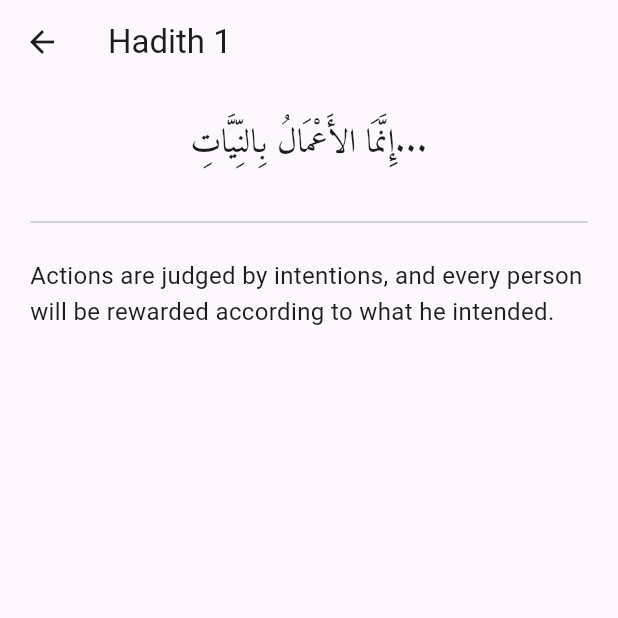
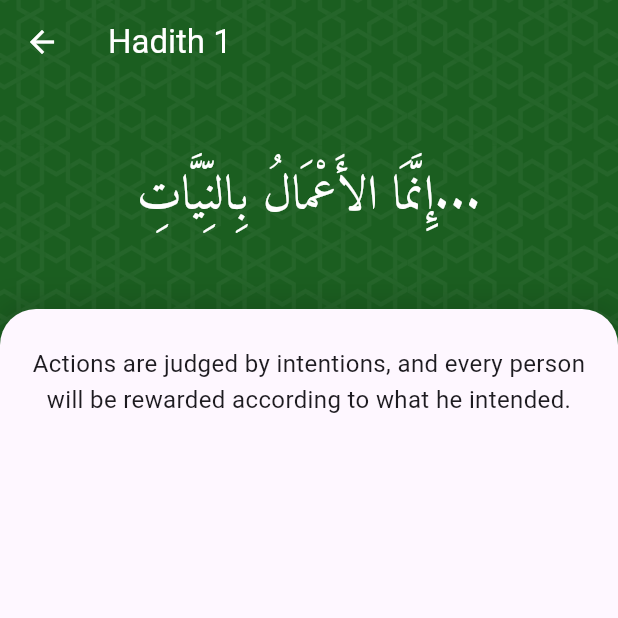
Before and after one commit to encodeschool/ISLAM_APP, a Flutter app: the HadithListPage screen opened directly, after a tap on an icon or button, on a phone screen of 412 x 824 dp, the top half of it. Run offline on Flutter 3.47's test engine with Material 3 defaults, Android fonts, the phone set to English and light mode, and no system bars; our stand-ins replace adhan, audioplayers, connectivity_plus, flutter_compass, flutter_local_notifications, flutter_svg and 5 more; accounts and stored records are empty; statements that could not run were skipped.

```diff
--- a/lib/pages/more/hadith_detail_page.dart
+++ b/lib/pages/more/hadith_detail_page.dart
@@ -24,43 +24,92 @@ class HadithDetailPage extends StatelessWidget {
           return h.english;
       }
     }
-    return Scaffold(
+    return Stack(
+      children: [
+        Positioned.fill(
+          child: Container(
+            decoration: BoxDecoration(
+              image: DecorationImage(
+                image: AssetImage("assets/images/header_bg.png"),
+                fit: BoxFit.cover
+              ),
+              color: Colors.black.withOpacity(0.25)
+            ),
+          ),
+        ),
+        Scaffold(
+          backgroundColor: Colors.transparent,
           appBar: AppBar(
+            backgroundColor: Colors.transparent,
+            foregroundColor: Colors.white,
             scrolledUnderElevation: 0,
-        title: Text("Hadith ${hadith.id}"),
+            title: Text(
+                "${t.hadith} ${hadith.id}",
+                style: TextStyle(
+                  color: Colors.white
                 ),
-      body: SingleChildScrollView(
-        padding: const EdgeInsets.all(20),
-        child: Column(
+            ),
+          ),
+          body: Column(
             crossAxisAlignment: CrossAxisAlignment.stretch,
             children: [
-            // Arabic
-            Text(
+
+              SizedBox(
+                height: 150,
+                child: Center(
+                  child: Text(
                     hadith.arabic,
                     textAlign: TextAlign.center,
-              style: const TextStyle(
+                    style: TextStyle(
                       fontFamily: 'Amiri',
-                fontSize: 22,
-                height: 1.8,
+                      fontSize: 32,
+                      color: Colors.white
+                    ),
+                  ),
                 ),
               ),
 
-            const SizedBox(height: 24),
-            const Divider(),
-            const SizedBox(height: 16),
-
-            // English
-            Text(
+              Expanded(
+                child: Container(
+                  decoration: BoxDecoration(
+                    boxShadow: [
+                      BoxShadow(
+                        color: Colors.black.withOpacity(0.15),
+                        blurRadius: 16,
+                        offset: const Offset(0, -4),
+                      ),
+                    ],
+                  ),
+                  child: ClipRRect(
+                    borderRadius: const BorderRadius.only(
+                      topLeft: Radius.circular(24),
+                      topRight: Radius.circular(24),
+                    ),
+                    child: Material(
+                      color: Theme.of(context).scaffoldBackgroundColor,
+                      child: Padding(
+                        padding: const EdgeInsets.only(
+                          top: 25,
+                          left: 15,
+                          right: 15
+                        ),
+                        child: Text(
                           getLocalizedMeaning(hadith),
-              textAlign: TextAlign.start,
+                          textAlign: TextAlign.center,
                           style: const TextStyle(
                             fontSize: 16,
                             height: 1.5,
                           ),
                         ),
+                      ),
+                    ),
+                  ),
+                ),
+              ),
             ],
           ),
-      ),
+        )
+      ],
     );
   }
 }
--- a/lib/pages/more/hadith_list_page.dart
+++ b/lib/pages/more/hadith_list_page.dart
@@ -36,6 +36,18 @@ class HadithListPage extends StatelessWidget {
           final hadith = fortyHadith[index];
 
           return Container(
+            margin: const EdgeInsets.only(bottom: 16),
+            padding: const EdgeInsets.all(16),
+            decoration: BoxDecoration(
+              borderRadius: BorderRadius.circular(16),
+              color: Theme.of(context).cardColor,
+              boxShadow: [
+                BoxShadow(
+                  color: Colors.black.withOpacity(0.05),
+                  blurRadius: 10,
+                ),
+              ],
+            ),
             child: ListTile(
               title: Text(
                 "${t.hadith} ${hadith.id}",
--- a/lib/providers/qaza_provider.dart
+++ b/lib/providers/qaza_provider.dart
@@ -3,9 +3,23 @@ import 'package:flutter/material.dart';
 import 'package:shared_preferences/shared_preferences.dart';
 
 class QazaProvider extends ChangeNotifier {
-  DateTime? startDate;
-  DateTime endDate = DateTime.now();
-  bool get datesSelected => startDate != null && endDate != null;
+  DateTime? _startDate;
+  DateTime? _endDate;
+
+  DateTime? get startDate => _startDate;
+  DateTime? get endDate => _endDate;
+
+  set startDate(DateTime date) {
+    _startDate = date;
+    notifyListeners();
+  }
+
+  set endDate(DateTime date) {
+    _endDate = date;
+    notifyListeners();
+  }
+
+  bool get datesSelected => _startDate != null && _endDate != null;
 
   final Map<Prayer, int> remaining = {
     Prayer.fajr: 0,
@@ -26,7 +40,7 @@ class QazaProvider extends ChangeNotifier {
     if (startDate == null) return;
 
     final days =
-        endDate.difference(startDate!).inDays + 1;
+        endDate!.difference(startDate!).inDays + 1;
 
     for (final key in remaining.keys) {
       remaining[key] = days;
@@ -45,7 +59,7 @@ class QazaProvider extends ChangeNotifier {
   }
 
   void reset() {
-    startDate = null;
+    _startDate = null;
     for (final key in remaining.keys) {
       remaining[key] = 0;
     }
```
Also changed, not shown: lib/pages/prayer_page.dart (+42 -1 lines). Lines whose indentation alone changed are shown as unchanged.
